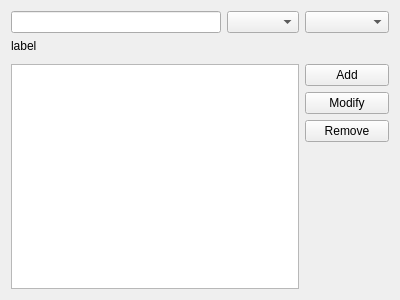
Before: the Qt Designer form transfer-plugins/checksumsearch/checksumsearch.ui in mfuchs/kget-gsoc, drawn with Qt 5.
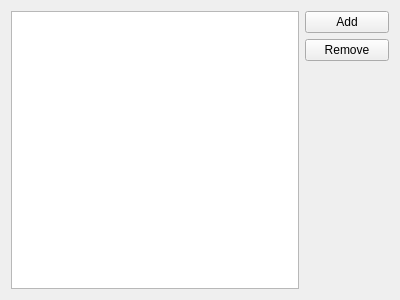
After: the same form once the commit is applied. Custom widgets are drawn as their Qt base class.

Commit message: CHECKSUMSEARCH: Uses a dialog to add the items and supports inline editing.

```diff
--- a/transfer-plugins/checksumsearch/checksumsearch.ui
+++ b/transfer-plugins/checksumsearch/checksumsearch.ui
@@ -14,20 +14,7 @@
    <string>Form</string>
   </property>
   <layout class="QGridLayout" name="gridLayout">
-   <item row="0" column="0">
-    <widget class="KLineEdit" name="change">
-     <property name="showClearButton" stdset="0">
-      <bool>true</bool>
-     </property>
-    </widget>
-   </item>
-   <item row="0" column="1">
-    <widget class="KComboBox" name="mode"/>
-   </item>
-   <item row="0" column="2">
-    <widget class="KComboBox" name="type"/>
-   </item>
-   <item row="3" column="0" rowspan="4" colspan="2">
+   <item row="0" column="0" rowspan="3">
     <widget class="QTreeView" name="treeView">
      <property name="editTriggers">
       <set>QAbstractItemView::NoEditTriggers</set>
@@ -46,21 +33,21 @@
      </property>
     </widget>
    </item>
-   <item row="3" column="2">
+   <item row="0" column="1">
     <widget class="KPushButton" name="add">
      <property name="text">
       <string>Add</string>
      </property>
     </widget>
    </item>
-   <item row="5" column="2">
+   <item row="1" column="1">
     <widget class="KPushButton" name="remove">
      <property name="text">
       <string>Remove</string>
      </property>
     </widget>
    </item>
-   <item row="6" column="2">
+   <item row="2" column="1">
     <spacer name="verticalSpacer">
      <property name="orientation">
       <enum>Qt::Vertical</enum>
@@ -73,52 +60,9 @@
      </property>
     </spacer>
    </item>
-   <item row="2" column="0">
-    <spacer name="verticalSpacer_2">
-     <property name="orientation">
-      <enum>Qt::Vertical</enum>
-     </property>
-     <property name="sizeType">
-      <enum>QSizePolicy::Fixed</enum>
-     </property>
-     <property name="sizeHint" stdset="0">
-      <size>
-       <width>5</width>
-       <height>5</height>
-      </size>
-     </property>
-    </spacer>
-   </item>
-   <item row="1" column="0" colspan="3">
-    <widget class="QLabel" name="label">
-     <property name="text">
-      <string>label</string>
-     </property>
-     <property name="wordWrap">
-      <bool>true</bool>
-     </property>
-    </widget>
-   </item>
-   <item row="4" column="2">
-    <widget class="KPushButton" name="modify">
-     <property name="text">
-      <string>Modify</string>
-     </property>
-    </widget>
-   </item>
   </layout>
  </widget>
  <customwidgets>
-  <customwidget>
-   <class>KComboBox</class>
-   <extends>QComboBox</extends>
-   <header>kcombobox.h</header>
-  </customwidget>
-  <customwidget>
-   <class>KLineEdit</class>
-   <extends>QLineEdit</extends>
-   <header>klineedit.h</header>
-  </customwidget>
   <customwidget>
    <class>KPushButton</class>
    <extends>QPushButton</extends>
```
Left out of the diff: 6 changed lines with no effect on the pictures. The commit also changes 6 other files.
